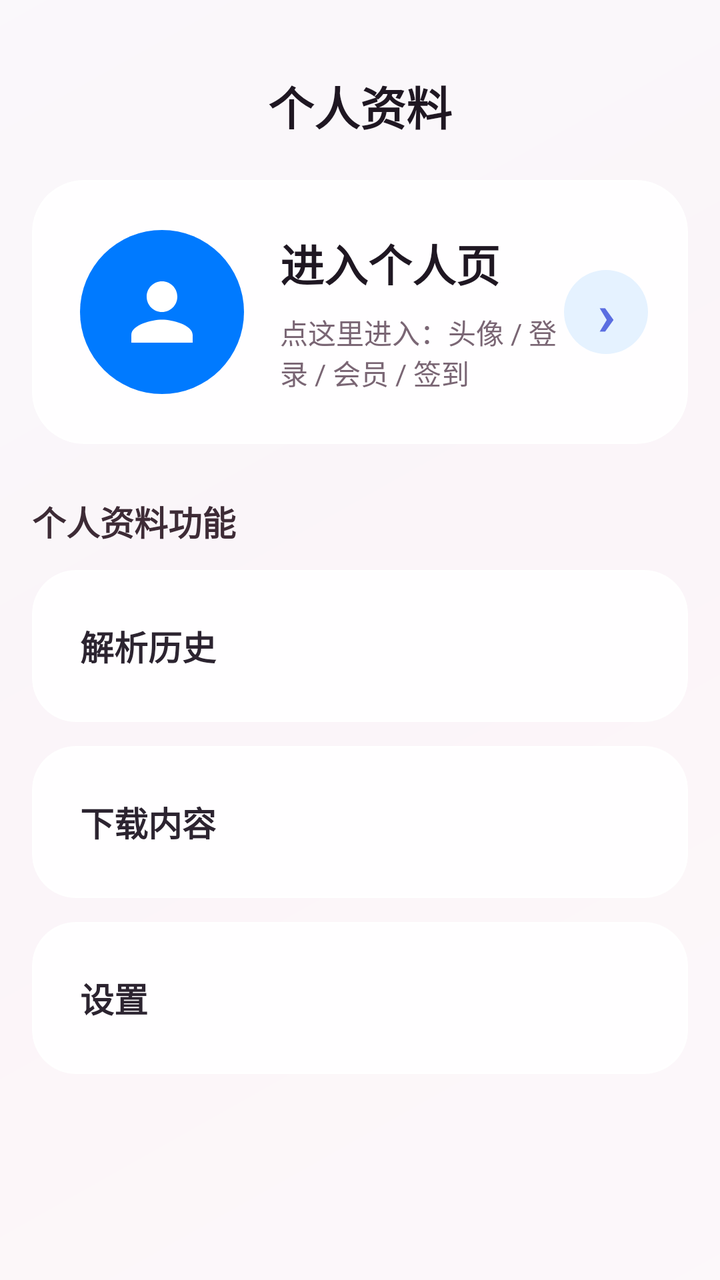
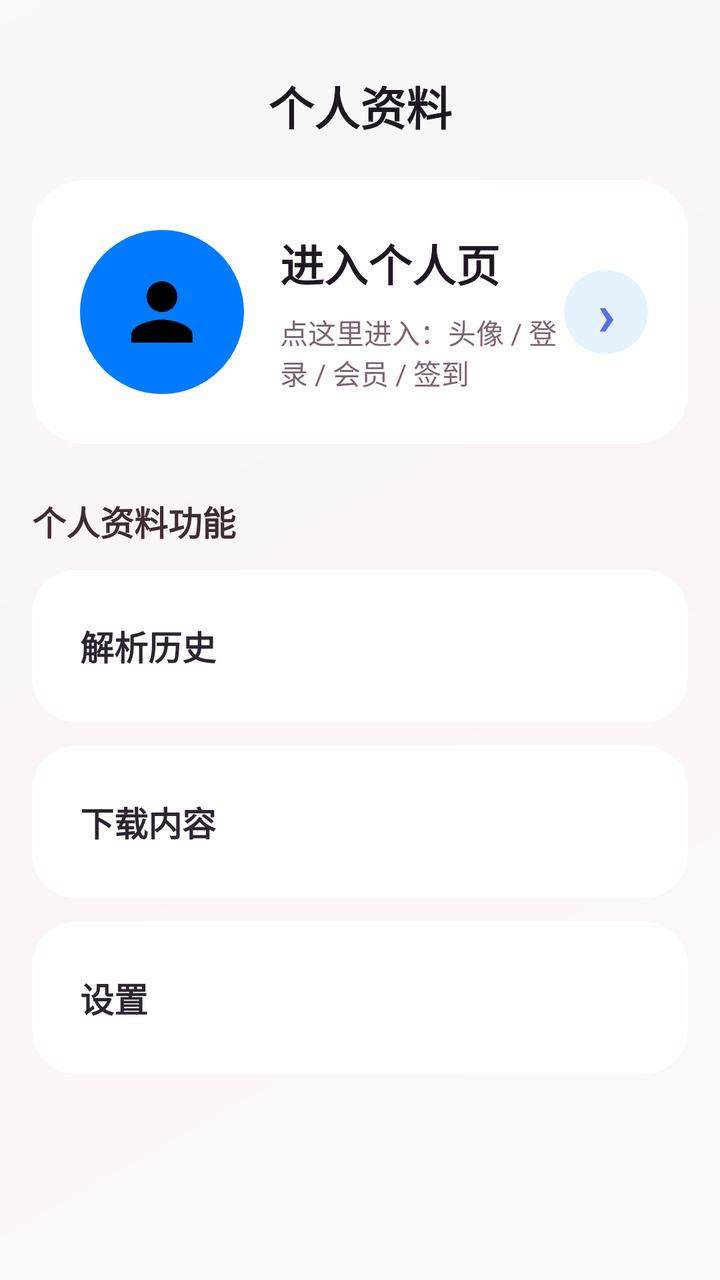

Two renders of the same Android screen: before a commit and after it. Below are the layout's source before the change and the commit's diff.
<!-- AndroidManifest.xml: application theme Theme.YunoTools -->
<!-- res/layout/activity_profile.xml -->
<?xml version="1.0" encoding="utf-8"?>
<FrameLayout xmlns:android="http://schemas.android.com/apk/res/android"
    xmlns:app="http://schemas.android.com/apk/res-auto"
    android:id="@+id/profileRoot"
    android:layout_width="match_parent"
    android:layout_height="match_parent"
    android:background="#F7EEF4">

    <ImageView
        android:layout_width="match_parent"
        android:layout_height="match_parent"
        android:alpha="0.28"
        android:scaleType="centerCrop"
        android:src="@drawable/bg_sakura" />

    <View
        android:layout_width="match_parent"
        android:layout_height="match_parent"
        android:background="#72FFFFFF" />

    <ScrollView
        android:layout_width="match_parent"
        android:layout_height="match_parent"
        android:clipToPadding="false"
        android:fillViewport="true"
        android:paddingStart="16dp"
        android:paddingEnd="16dp"
        android:paddingTop="26dp"
        android:paddingBottom="112dp">

        <LinearLayout
            android:layout_width="match_parent"
            android:layout_height="wrap_content"
            android:orientation="vertical">

            <TextView
                android:layout_width="match_parent"
                android:layout_height="54dp"
                android:gravity="center"
                android:text="个人资料"
                android:textColor="#1F1722"
                android:textSize="23sp"
                android:textStyle="bold" />

            
            <com.google.android.material.card.MaterialCardView
                android:id="@+id/cardAvatarHeader"
                android:layout_width="match_parent"
                android:layout_height="132dp"
                android:layout_marginTop="10dp"
                android:foreground="?attr/selectableItemBackground"
                app:cardBackgroundColor="#EFFFFFFF"
                app:cardCornerRadius="26dp"
                app:cardElevation="0dp"
                app:strokeColor="#77FFFFFF"
                app:strokeWidth="1dp">

                <LinearLayout
                    android:layout_width="match_parent"
                    android:layout_height="match_parent"
                    android:gravity="center_vertical"
                    android:orientation="horizontal"
                    android:paddingStart="24dp"
                    android:paddingEnd="20dp">

                    <FrameLayout
                        android:layout_width="82dp"
                        android:layout_height="82dp"
                        android:background="@drawable/bg_circle_blue">

                        <ImageView
                            android:id="@+id/ivProfileEntryAvatar"
                            android:layout_width="match_parent"
                            android:layout_height="match_parent"
                            android:padding="18dp"
                            android:scaleType="centerCrop"
                            android:src="@drawable/ic_profile"
                            app:tint="@android:color/white" />
                    </FrameLayout>

                    <LinearLayout
                        android:layout_width="0dp"
                        android:layout_height="wrap_content"
                        android:layout_marginStart="18dp"
                        android:layout_weight="1"
                        android:orientation="vertical">

                        <TextView
                            android:id="@+id/tvProfileEntryTitle"
                            android:layout_width="wrap_content"
                            android:layout_height="wrap_content"
                            android:text="进入个人页"
                            android:textColor="#1F1722"
                            android:textSize="22sp"
                            android:textStyle="bold" />

                        <TextView
                            android:id="@+id/tvProfileEntryHint"
                            android:layout_width="wrap_content"
                            android:layout_height="wrap_content"
                            android:layout_marginTop="8dp"
                            android:text="点这里进入：头像 / 登录 / 会员 / 签到"
                            android:textColor="#7A6674"
                            android:textSize="14sp" />
                    </LinearLayout>

                    <TextView
                        android:layout_width="42dp"
                        android:layout_height="42dp"
                        android:background="@drawable/bg_circle_blue_light"
                        android:gravity="center"
                        android:text="›"
                        android:textColor="#5B6EE1"
                        android:textSize="30sp"
                        android:textStyle="bold" />
                </LinearLayout>
            </com.google.android.material.card.MaterialCardView>

            <TextView
                android:layout_width="wrap_content"
                android:layout_height="wrap_content"
                android:layout_marginTop="26dp"
                android:layout_marginBottom="12dp"
                android:text="个人资料功能"
                android:textColor="#3D2B36"
                android:textSize="17sp"
                android:textStyle="bold" />

            <com.google.android.material.card.MaterialCardView
                android:id="@+id/cardParseHistory"
                android:layout_width="match_parent"
                android:layout_height="76dp"
                android:layout_marginBottom="12dp"
                android:foreground="?attr/selectableItemBackground"
                app:cardBackgroundColor="#EFFFFFFF"
                app:cardCornerRadius="22dp"
                app:cardElevation="0dp"
                app:strokeColor="#66FFFFFF"
                app:strokeWidth="1dp">
                <TextView android:layout_width="match_parent" android:layout_height="match_parent" android:gravity="center_vertical" android:paddingStart="24dp" android:text="解析历史" android:textColor="#2C2430" android:textSize="17sp" android:textStyle="bold" />
            </com.google.android.material.card.MaterialCardView>

            <com.google.android.material.card.MaterialCardView
                android:id="@+id/cardMusicDownloads"
                android:layout_width="match_parent"
                android:layout_height="76dp"
                android:layout_marginBottom="12dp"
                android:foreground="?attr/selectableItemBackground"
                app:cardBackgroundColor="#EFFFFFFF"
                app:cardCornerRadius="22dp"
                app:cardElevation="0dp"
                app:strokeColor="#66FFFFFF"
                app:strokeWidth="1dp">
                <TextView android:layout_width="match_parent" android:layout_height="match_parent" android:gravity="center_vertical" android:paddingStart="24dp" android:text="下载内容" android:textColor="#2C2430" android:textSize="17sp" android:textStyle="bold" />
            </com.google.android.material.card.MaterialCardView>

            <com.google.android.material.card.MaterialCardView
                android:id="@+id/cardSettings"
                android:layout_width="match_parent"
                android:layout_height="76dp"
                android:foreground="?attr/selectableItemBackground"
                app:cardBackgroundColor="#EFFFFFFF"
                app:cardCornerRadius="22dp"
                app:cardElevation="0dp"
                app:strokeColor="#66FFFFFF"
                app:strokeWidth="1dp">
                <TextView android:layout_width="match_parent" android:layout_height="match_parent" android:gravity="center_vertical" android:paddingStart="24dp" android:text="设置" android:textColor="#2C2430" android:textSize="17sp" android:textStyle="bold" />
            </com.google.android.material.card.MaterialCardView>
        </LinearLayout>
    </ScrollView>
</FrameLayout>
<!-- resources referenced by this layout -->
<resources>
  <!-- drawable bg_circle_blue (drawable) -->
  <?xml version="1.0" encoding="utf-8"?>
  <shape xmlns:android="http://schemas.android.com/apk/res/android"
      android:shape="oval">
      <solid android:color="#007AFF" />
  </shape>
  <!-- drawable bg_circle_blue_light (drawable) -->
  <?xml version="1.0" encoding="utf-8"?>
  <shape xmlns:android="http://schemas.android.com/apk/res/android"
      android:shape="oval">
      <solid android:color="#E5F2FF" />
  </shape>
  <!-- drawable bg_sakura (drawable) -->
  <?xml version="1.0" encoding="utf-8"?>
  <shape xmlns:android="http://schemas.android.com/apk/res/android">
      <gradient
          android:angle="135"
          android:startColor="#FFF6FA"
          android:centerColor="#F7E6EF"
          android:endColor="#EEF6FF" />
  </shape>
  <!-- drawable ic_profile (drawable) -->
  <vector xmlns:android="http://schemas.android.com/apk/res/android"
      android:width="24dp"
      android:height="24dp"
      android:viewportWidth="24"
      android:viewportHeight="24">
      <path
          android:fillColor="#000000"
          android:pathData="M12,12c2.21,0 4,-1.79 4,-4s-1.79,-4 -4,-4 -4,1.79 -4,4 1.79,4 4,4zM12,14c-2.67,0 -8,1.34 -8,4v2h16v-2c0,-2.66 -5.33,-4 -8,-4z" />
  </vector>
  <style name="Theme.YunoTools" parent="Theme.Material3.Light.NoActionBar">
          <item name="colorPrimary">@color/primary</item>
          <item name="colorPrimaryDark">@color/primary_dark</item>
          <item name="colorAccent">@color/accent</item>
          <item name="android:statusBarColor">#F2F2F7</item>
          <item name="android:windowLightStatusBar">true</item>
          <item name="android:navigationBarColor">@android:color/white</item>
          <item name="android:windowLightNavigationBar">true</item>
      </style>
  <color name="primary">#007AFF</color>
  <color name="primary_dark">#0062CC</color>
  <color name="accent">#34C759</color>
</resources>

<!-- the commit's change to res/layout/activity_profile.xml (unified diff, before → after) -->
@@ -74,8 +74,7 @@
                             android:layout_height="match_parent"
                             android:padding="18dp"
                             android:scaleType="centerCrop"
-                            android:src="@drawable/ic_profile"
-                            app:tint="@android:color/white" />
+                            android:src="@drawable/ic_profile" />
                     </FrameLayout>
 
                     <LinearLayout
